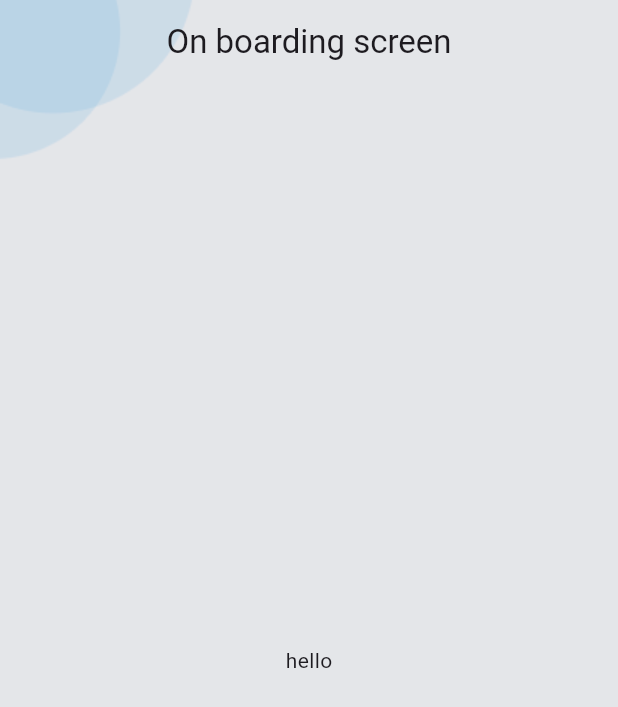
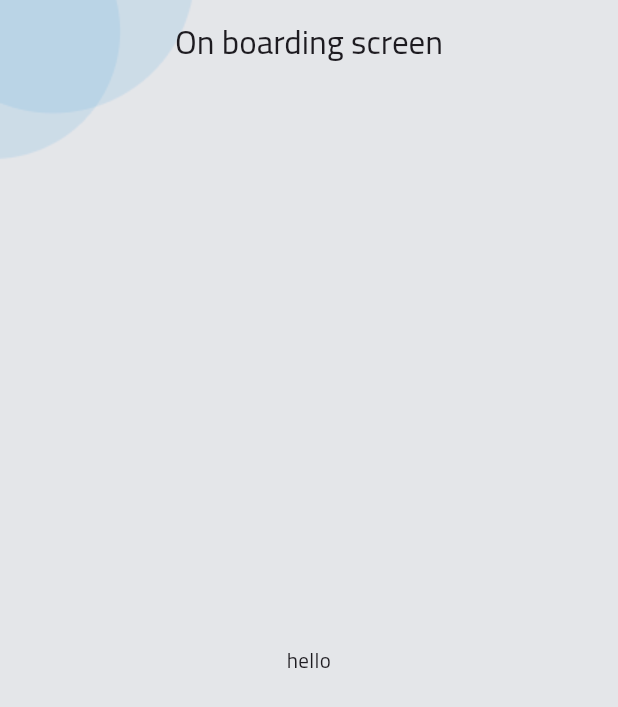
Before and after one commit to MuhannadMutawe/voter, a Flutter app: the screen it shows after launch, on a phone screen of 412 x 824 dp. Shown: the top 707 px of the screen. Run offline on Flutter 3.47's test engine with Material 3 defaults, Android fonts, the phone set to English and light mode, and no system bars; our stand-ins replace flutter_screenutil.

Commit message:
_add fonts and images and svgs folders in assets folder. _add flutter_localizations to pubspec.lock. _set localization in material app. _add spacing.dart in helper folder.

```diff
--- /dev/null
+++ b/lib/core/helper/spacing.dart
@@ -0,0 +1,10 @@
+import 'package:flutter/material.dart';
+import 'package:flutter_screenutil/flutter_screenutil.dart';
+
+SizedBox verticalSpacing(int height){
+  return SizedBox(height: height.h,);
+}
+
+SizedBox horizontalSpacing(int width){
+  return SizedBox(width: width.w,);
+}
--- a/lib/core/routing/app_router.dart
+++ b/lib/core/routing/app_router.dart
@@ -1,5 +1,6 @@
 import 'package:flutter/material.dart';
 import 'package:voter/core/routing/routes.dart';
+import 'package:voter/feature/on_boarding_screen/ui/options_screen.dart';
 
 import '../../feature/on_boarding_screen/ui/on_boarding_screen.dart';
 
@@ -11,6 +12,10 @@ class AppRouter {
         return MaterialPageRoute(
           builder: (context) => const OnBoardingScreen(),
         );
+      case Routes.optionsScreen:
+        return MaterialPageRoute(
+          builder: (context) => const OptionsScreen(),
+        );
       default:
         return null;
     }
--- a/lib/core/routing/routes.dart
+++ b/lib/core/routing/routes.dart
@@ -1,5 +1,6 @@
 class Routes {
   static const String onBoardingScreen = '/on_boarding_screen';
+  static const String optionsScreen = '/options_screen';
   static const String loginScreen = '/login_screen';
   static const String signupScreen = '/sign_up_screen';
   static const String homeScreen = '/home_screen';
--- a/lib/main.dart
+++ b/lib/main.dart
@@ -2,6 +2,7 @@ import 'package:flutter/material.dart';
 import 'package:flutter_screenutil/flutter_screenutil.dart';
 import 'package:voter/core/routing/app_router.dart';
 import 'package:voter/core/routing/routes.dart';
+import 'package:flutter_localizations/flutter_localizations.dart';
 
 void main() {
   runApp(Voter(appRouter: AppRouter()));
@@ -20,7 +21,15 @@ class Voter extends StatelessWidget {
       child: MaterialApp(
         debugShowCheckedModeBanner: false,
         title: 'voter',
+        locale: Locale('ar'),
+        localizationsDelegates: [
+          GlobalMaterialLocalizations.delegate,
+          GlobalWidgetsLocalizations.delegate,
+          GlobalCupertinoLocalizations.delegate,
+        ],
+        supportedLocales: [Locale('ar')],
         theme: ThemeData(
+          fontFamily: 'Cairo',
           brightness: Brightness.light,
           scaffoldBackgroundColor: Colors.transparent,
           appBarTheme: AppBarTheme(
```
Also changed, not shown: pubspec.yaml (+15 -6 lines), assets/fonts/Cairo-Bold.ttf (added), assets/fonts/Cairo-Light.ttf (added), assets/fonts/Cairo-Medium.ttf (added), assets/fonts/Cairo-Regular.ttf (added), assets/fonts/Cairo-SemiBold.ttf (added), assets/svgs/login_page.svg (added), assets/svgs/ob_page_1.svg (renamed from assets/svgs/Vector.svg), assets/svgs/ob_page_2.svg (added), assets/svgs/ob_page_3.svg (added), assets/svgs/option_page.svg (added), pubspec.lock.
